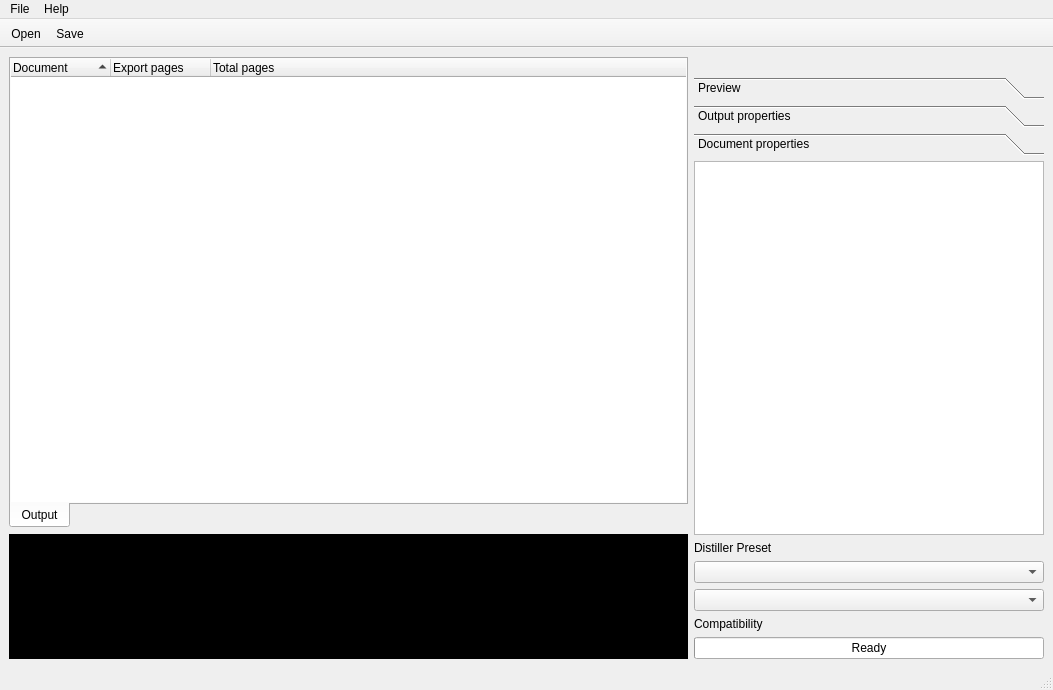
The window that assets/fusepdf.ui (nettstudio/fusepdf) describes before a commit, drawn with Qt 5.
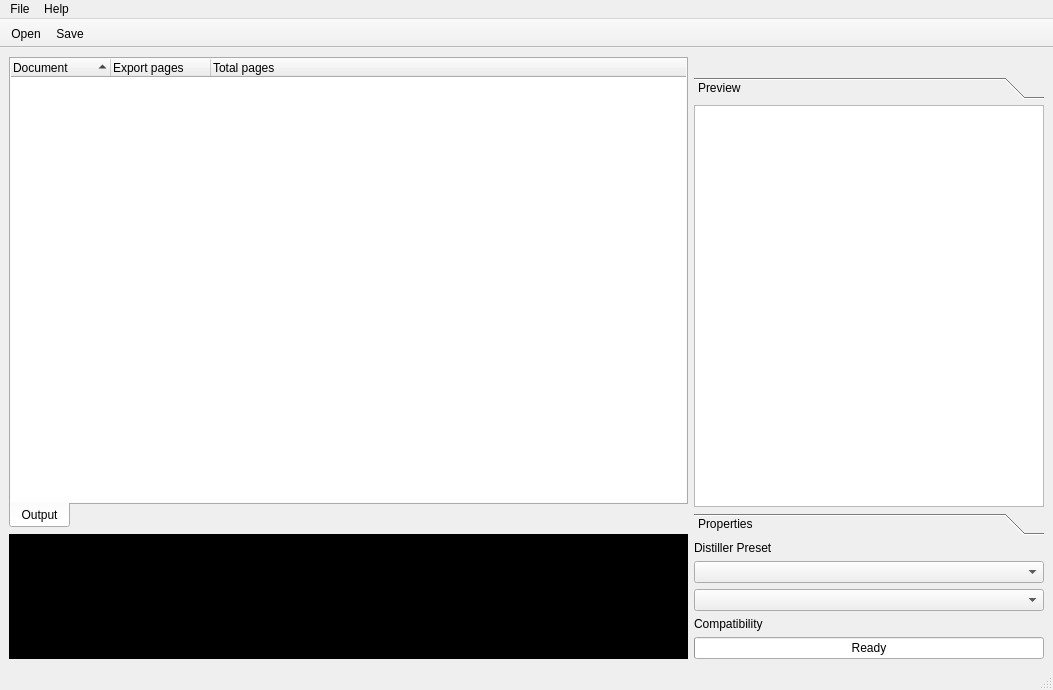
The same window after the commit. The open tabs and pages were chosen to show the change. Icons and pictures are not drawn. Custom widgets are drawn as their Qt base class.

Patch:
```diff
--- a/assets/fusepdf.ui
+++ b/assets/fusepdf.ui
@@ -218,7 +218,7 @@
             <x>0</x>
             <y>0</y>
             <width>350</width>
-            <height>158</height>
+            <height>193</height>
            </rect>
           </property>
           <attribute name="label">
@@ -265,7 +265,7 @@
            </rect>
           </property>
           <attribute name="label">
-           <string>Output properties</string>
+           <string>Properties</string>
           </attribute>
           <layout class="QVBoxLayout" name="verticalLayout">
            <property name="leftMargin">
@@ -385,45 +385,6 @@
            </item>
           </layout>
          </widget>
-         <widget class="QWidget" name="infoTab">
-          <property name="geometry">
-           <rect>
-            <x>0</x>
-            <y>0</y>
-            <width>350</width>
-            <height>158</height>
-           </rect>
-          </property>
-          <attribute name="label">
-           <string>Document properties</string>
-          </attribute>
-          <layout class="QVBoxLayout" name="verticalLayout_4">
-           <property name="leftMargin">
-            <number>0</number>
-           </property>
-           <property name="topMargin">
-            <number>0</number>
-           </property>
-           <property name="rightMargin">
-            <number>0</number>
-           </property>
-           <property name="bottomMargin">
-            <number>0</number>
-           </property>
-           <item>
-            <widget class="QPlainTextEdit" name="pdfInfo">
-             <property name="font">
-              <font>
-               <pointsize>8</pointsize>
-              </font>
-             </property>
-             <property name="readOnly">
-              <bool>true</bool>
-             </property>
-            </widget>
-           </item>
-          </layout>
-         </widget>
         </widget>
        </item>
        <item>
```
Left out of the diff: 2 changed lines with no effect on the pictures.
